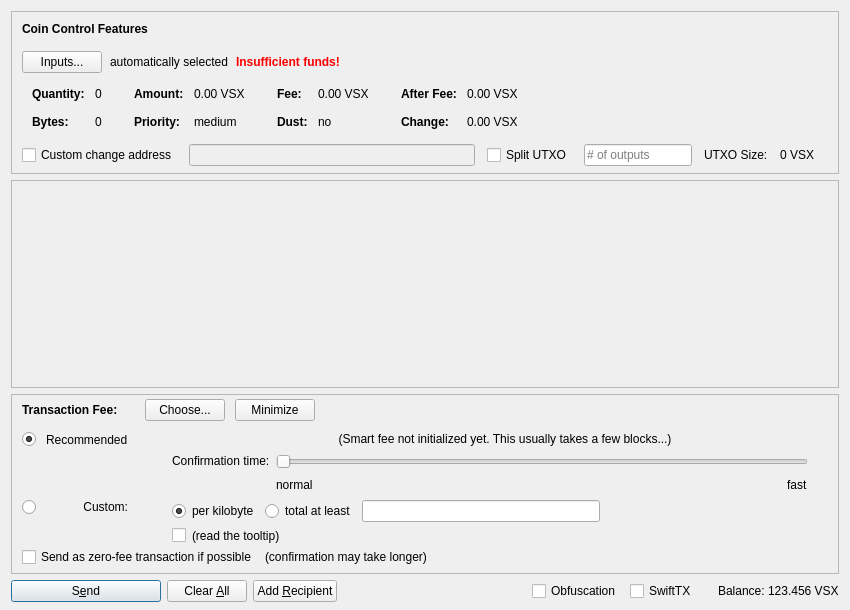
This is src/qt/forms/sendcoinsdialog.ui in VsyncDEV/Vsync as Qt 5 draws it before an edit. The edited form follows.
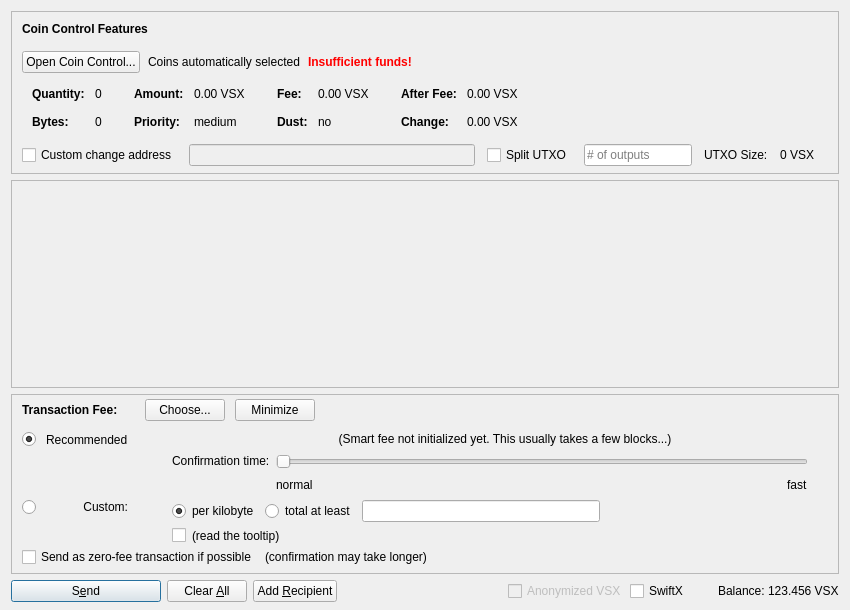
This is the edited form. Icons and pictures are not drawn. Custom widgets are drawn as their Qt base class.

```diff
--- a/src/qt/forms/sendcoinsdialog.ui
+++ b/src/qt/forms/sendcoinsdialog.ui
@@ -107,7 +107,7 @@
              <string notr="true"/>
             </property>
             <property name="text">
-             <string>Inputs...</string>
+             <string>Open Coin Control...</string>
             </property>
             <property name="autoDefault">
              <bool>false</bool>
@@ -117,7 +117,7 @@
           <item>
            <widget class="QLabel" name="labelCoinControlAutomaticallySelected">
             <property name="text">
-             <string>automatically selected</string>
+             <string>Coins automatically selected</string>
             </property>
             <property name="margin">
              <number>5</number>
@@ -1385,19 +1385,13 @@
         <number>3</number>
        </property>
        <item>
-        <widget class="QCheckBox" name="checkUseObfuscation">
-         <property name="minimumSize">
-          <size>
-           <width>95</width>
-           <height>0</height>
-          </size>
-         </property>
-         <property name="text">
-          <string>Obfuscation</string>
-         </property>
-         <property name="checked">
+        <widget class="QCheckBox" name="checkzVSX">
+         <property name="enabled">
           <bool>false</bool>
          </property>
+         <property name="text">
+          <string>Anonymized VSX</string>
+         </property>
         </widget>
        </item>
        <item>
@@ -1412,7 +1406,7 @@
           </size>
          </property>
          <property name="text">
-          <string>SwiftTX</string>
+          <string>SwiftX</string>
          </property>
         </widget>
        </item>
```
Left out of the diff: 2 changed lines with no effect on the pictures.
